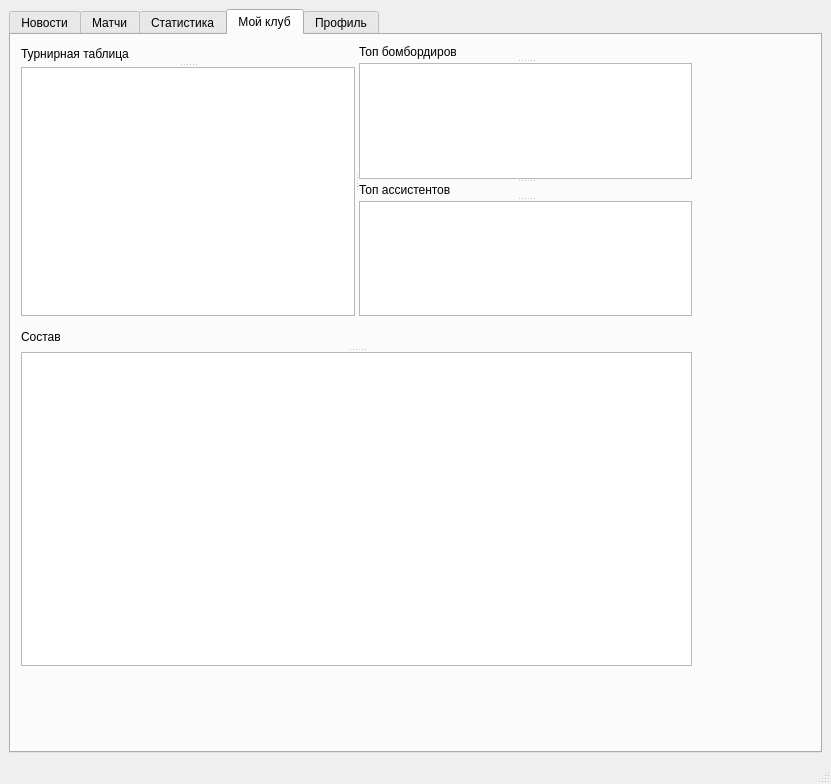
Qt form main.ui (egorshv/desk_app) before a commit.
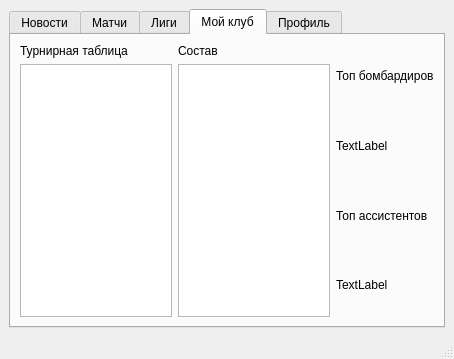
The same form after that commit. The open tabs and pages were chosen to show the change.

Commit message: Add class MainWindow, update main.ui and add main_ui.py

Patch:
```diff
--- a/main.ui
+++ b/main.ui
@@ -6,15 +6,15 @@
    <rect>
     <x>0</x>
     <y>0</y>
-    <width>831</width>
-    <height>784</height>
+    <width>454</width>
+    <height>359</height>
    </rect>
   </property>
   <property name="windowTitle">
    <string>MainWindow</string>
   </property>
   <widget class="QWidget" name="centralwidget">
-   <layout class="QVBoxLayout" name="verticalLayout">
+   <layout class="QHBoxLayout" name="horizontalLayout">
     <item>
      <widget class="QTabWidget" name="tabWidget">
       <property name="currentIndex">
@@ -32,169 +32,156 @@
       </widget>
       <widget class="QWidget" name="tab_3">
        <attribute name="title">
-        <string>Статистика</string>
+        <string>Лиги</string>
        </attribute>
-       <widget class="QSplitter" name="splitter_13">
-        <property name="geometry">
-         <rect>
-          <x>10</x>
-          <y>10</y>
-          <width>751</width>
-          <height>511</height>
-         </rect>
-        </property>
-        <property name="orientation">
-         <enum>Qt::Vertical</enum>
-        </property>
-        <widget class="QSplitter" name="splitter_7">
-         <property name="orientation">
-          <enum>Qt::Horizontal</enum>
-         </property>
-         <widget class="QLabel" name="label_8">
+       <layout class="QVBoxLayout" name="verticalLayout_17">
+        <item>
+         <layout class="QHBoxLayout" name="horizontalLayout_14">
+          <item>
+           <widget class="QLabel" name="label_16">
           <property name="text">
            <string>Выберите лигу</string>
           </property>
          </widget>
+          </item>
+          <item>
          <widget class="QComboBox" name="comboBox_2"/>
-        </widget>
-        <widget class="QSplitter" name="splitter_12">
-         <property name="orientation">
-          <enum>Qt::Horizontal</enum>
-         </property>
-         <widget class="QSplitter" name="splitter_8">
-          <property name="orientation">
-           <enum>Qt::Vertical</enum>
-          </property>
-          <widget class="QLabel" name="label_9">
+          </item>
+         </layout>
+        </item>
+        <item>
+         <layout class="QHBoxLayout" name="horizontalLayout_13">
+          <item>
+           <layout class="QVBoxLayout" name="verticalLayout_14">
+            <item>
+             <widget class="QLabel" name="label_6">
            <property name="text">
             <string>Турнирная таблица</string>
            </property>
           </widget>
-          <widget class="QTableWidget" name="tableWidget_5"/>
-         </widget>
-         <widget class="QSplitter" name="splitter_11">
-          <property name="orientation">
-           <enum>Qt::Vertical</enum>
-          </property>
-          <widget class="QSplitter" name="splitter_9">
-           <property name="orientation">
-            <enum>Qt::Vertical</enum>
-           </property>
-           <widget class="QLabel" name="label_10">
+            </item>
+            <item>
+             <widget class="QTableWidget" name="tableWidget_4"/>
+            </item>
+           </layout>
+          </item>
+          <item>
+           <layout class="QVBoxLayout" name="verticalLayout_16">
+            <item>
+             <widget class="QLabel" name="label_12">
             <property name="text">
              <string>Топ бомбардиров</string>
             </property>
            </widget>
-           <widget class="QTableWidget" name="tableWidget_6"/>
-          </widget>
-          <widget class="QSplitter" name="splitter_10">
-           <property name="orientation">
-            <enum>Qt::Vertical</enum>
-           </property>
-           <widget class="QLabel" name="label_11">
+            </item>
+            <item>
+             <widget class="QLabel" name="label_13">
+              <property name="text">
+               <string>TextLabel</string>
+              </property>
+             </widget>
+            </item>
+            <item>
+             <widget class="QLabel" name="label_15">
             <property name="text">
              <string>Топ ассистентов</string>
             </property>
            </widget>
-           <widget class="QTableWidget" name="tableWidget_7"/>
-          </widget>
-         </widget>
-        </widget>
-       </widget>
+            </item>
+            <item>
+             <widget class="QLabel" name="label_14">
+              <property name="text">
+               <string>TextLabel</string>
+              </property>
+             </widget>
+            </item>
+           </layout>
+          </item>
+         </layout>
+        </item>
+       </layout>
       </widget>
       <widget class="QWidget" name="tab_4">
        <attribute name="title">
         <string>Мой клуб</string>
        </attribute>
-       <widget class="QSplitter" name="splitter_5">
-        <property name="geometry">
-         <rect>
-          <x>10</x>
-          <y>10</y>
-          <width>671</width>
-          <height>271</height>
-         </rect>
-        </property>
-        <property name="orientation">
-         <enum>Qt::Horizontal</enum>
-        </property>
-        <widget class="QSplitter" name="splitter_4">
-         <property name="orientation">
-          <enum>Qt::Vertical</enum>
-         </property>
-         <widget class="QLabel" name="label_6">
-          <property name="text">
-           <string>Турнирная таблица</string>
-          </property>
-         </widget>
-         <widget class="QTableWidget" name="tableWidget_3"/>
-        </widget>
-        <widget class="QSplitter" name="splitter_3">
-         <property name="orientation">
-          <enum>Qt::Vertical</enum>
-         </property>
-         <widget class="QSplitter" name="splitter">
-          <property name="orientation">
-           <enum>Qt::Vertical</enum>
-          </property>
-          <widget class="QLabel" name="label_5">
-           <property name="text">
-            <string>Топ бомбордиров</string>
-           </property>
-          </widget>
-          <widget class="QTableWidget" name="tableWidget_2"/>
-         </widget>
-         <widget class="QSplitter" name="splitter_2">
-          <property name="orientation">
-           <enum>Qt::Vertical</enum>
-          </property>
+       <layout class="QHBoxLayout" name="horizontalLayout_8">
+        <item>
+         <layout class="QVBoxLayout" name="verticalLayout_5">
+          <item>
           <widget class="QLabel" name="label_4">
            <property name="text">
-            <string>Топ ассистентов</string>
-           </property>
-          </widget>
+             <string>Турнирная таблица</string>
+            </property>
+           </widget>
+          </item>
+          <item>
           <widget class="QTableWidget" name="tableWidget"/>
-         </widget>
-        </widget>
-       </widget>
-       <widget class="QSplitter" name="splitter_6">
-        <property name="geometry">
-         <rect>
-          <x>10</x>
-          <y>290</y>
-          <width>671</width>
-          <height>341</height>
-         </rect>
-        </property>
-        <property name="orientation">
-         <enum>Qt::Vertical</enum>
-        </property>
-        <widget class="QLabel" name="label_7">
+          </item>
+         </layout>
+        </item>
+        <item>
+         <layout class="QVBoxLayout" name="verticalLayout_7">
+          <item>
+           <widget class="QLabel" name="label_5">
          <property name="text">
           <string>Состав</string>
          </property>
         </widget>
-        <widget class="QTableWidget" name="tableWidget_4"/>
-       </widget>
+          </item>
+          <item>
+           <widget class="QTableWidget" name="tableWidget_2">
+            <property name="sizePolicy">
+             <sizepolicy hsizetype="Expanding" vsizetype="Expanding">
+              <horstretch>0</horstretch>
+              <verstretch>0</verstretch>
+             </sizepolicy>
+            </property>
+           </widget>
+          </item>
+         </layout>
+        </item>
+        <item>
+         <layout class="QVBoxLayout" name="verticalLayout_8">
+          <item>
+           <widget class="QLabel" name="label_8">
+            <property name="text">
+             <string>Топ бомбардиров</string>
+            </property>
+           </widget>
+          </item>
+          <item>
+           <widget class="QLabel" name="label_7">
+            <property name="text">
+             <string>TextLabel</string>
+            </property>
+           </widget>
+          </item>
+          <item>
+           <widget class="QLabel" name="label_10">
+            <property name="text">
+             <string>Топ ассистентов</string>
+            </property>
+           </widget>
+          </item>
+          <item>
+           <widget class="QLabel" name="label_9">
+            <property name="text">
+             <string>TextLabel</string>
+            </property>
+           </widget>
+          </item>
+         </layout>
+        </item>
+       </layout>
       </widget>
       <widget class="QWidget" name="tab_5">
        <attribute name="title">
         <string>Профиль</string>
        </attribute>
-       <widget class="QWidget" name="">
-        <property name="geometry">
-         <rect>
-          <x>10</x>
-          <y>0</y>
-          <width>531</width>
-          <height>191</height>
-         </rect>
-        </property>
         <layout class="QVBoxLayout" name="verticalLayout_4">
          <item>
-          <layout class="QVBoxLayout" name="verticalLayout_2">
-           <item>
-            <layout class="QHBoxLayout" name="horizontalLayout">
+         <layout class="QHBoxLayout" name="horizontalLayout_4">
              <item>
               <widget class="QLabel" name="label">
                <property name="text">
@@ -208,7 +195,7 @@
             </layout>
            </item>
            <item>
-            <layout class="QHBoxLayout" name="horizontalLayout_2">
+         <layout class="QHBoxLayout" name="horizontalLayout_6">
              <item>
               <widget class="QLabel" name="label_2">
                <property name="text">
@@ -222,7 +209,7 @@
             </layout>
            </item>
            <item>
-            <layout class="QHBoxLayout" name="horizontalLayout_3">
+         <layout class="QHBoxLayout" name="horizontalLayout_7">
              <item>
               <widget class="QLabel" name="label_3">
                <property name="text">
@@ -235,8 +222,6 @@
              </item>
             </layout>
            </item>
-          </layout>
-         </item>
          <item>
           <widget class="QPushButton" name="pushButton">
            <property name="text">
@@ -247,7 +232,6 @@
         </layout>
        </widget>
       </widget>
-     </widget>
     </item>
    </layout>
   </widget>
@@ -256,8 +240,8 @@
     <rect>
      <x>0</x>
      <y>0</y>
-     <width>831</width>
-     <height>21</height>
+     <width>454</width>
+     <height>18</height>
     </rect>
    </property>
   </widget>
```
Lines whose indentation alone changed are shown as unchanged. The commit also changes 2 other files.
